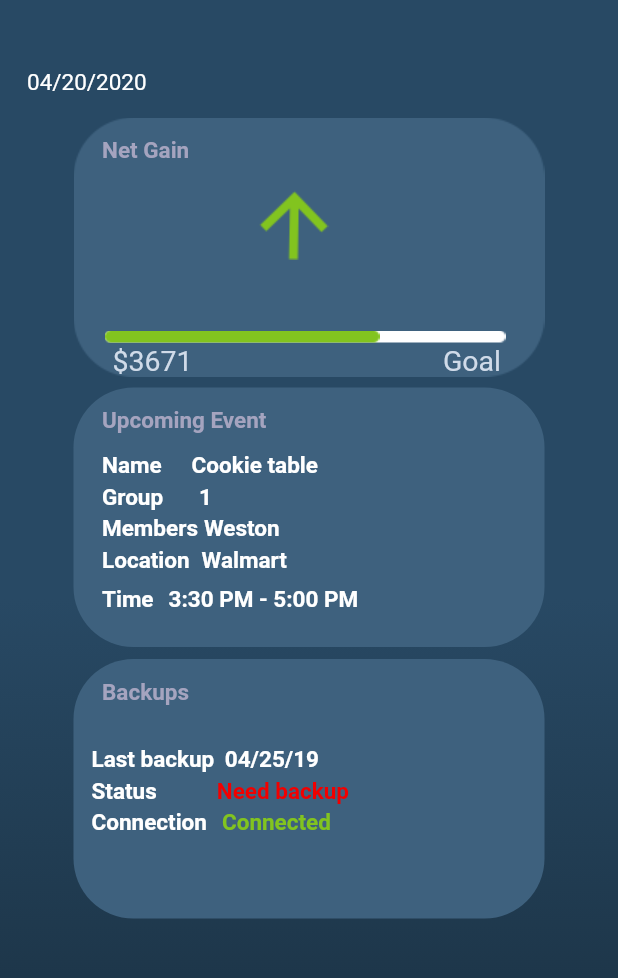
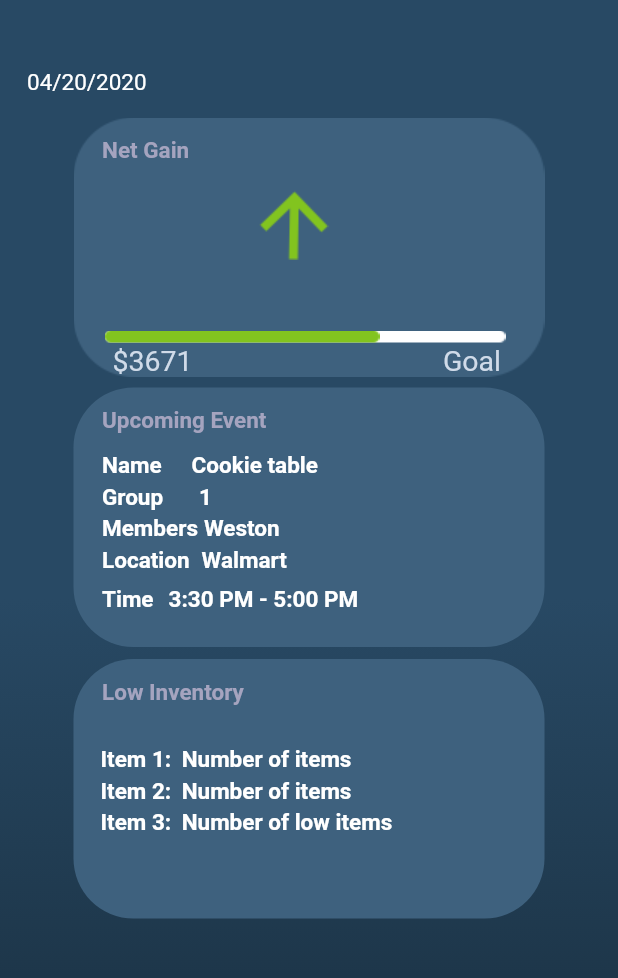
Before and after one commit to DKGMarine/capstoneproject, a Flutter app: the DashboardScreen screen opened by its route, on a phone screen of 412 x 824 dp, the part 61-1039 px from its top. Run offline on Flutter 3.47's test engine with Material 2 defaults, Android fonts, the phone set to English and light mode, and no system bars; our stand-ins replace fluttertoast, table_calendar; network calls fail; Roboto replaces fonts that are missing (Source Sans Pro).

Commit message:
Connected to backend and received data on events and groups pages. Made changes to dashboard page.

```diff
--- a/lib/screens/dashboard_screen.dart
+++ b/lib/screens/dashboard_screen.dart
@@ -25,9 +25,8 @@ class Album{ // change this to parse what data you need
 
 Future<Album> createAlbum(String ID) async {
 
-
   // trying to connect to database here
-  ID = '167';
+  ID = '25275';
   final http.Response response = await http.post(
       'https://capstoneproject-271322.appspot.com/overview', // change this to what page you are requesting data from
 
@@ -39,13 +38,11 @@ Future<Album> createAlbum(String ID) async {
 
   );
 
-
-  print(ID);
   if (response.statusCode == 200) {
     // If the server did return a 200 CREATED response,
     // then parse the JSON.
 
-    print(Album.fromJson(json.decode(response.body)));
+    print(json.decode(response.body));
     try{
 
       return Album.fromJson(json.decode(response.body));
@@ -515,7 +512,7 @@ class DashboardScreen extends StatelessWidget {
                                   Container(
                                     margin: EdgeInsets.only(left: 19, top: 13),
                                     child: Text(
-                                      "Backups",
+                                      "Low Inventory",
                                       textAlign: TextAlign.left,
                                       style: TextStyle(
                                         color: AppColors.accentText,
@@ -529,14 +526,14 @@ class DashboardScreen extends StatelessWidget {
                                   Container(
                                     width: 200,
                                     height: 21,
-                                    margin: EdgeInsets.only(left: 12),
+                                    margin: EdgeInsets.only(left: 18),
                                     child: Row(
                                       crossAxisAlignment: CrossAxisAlignment.center,
                                       children: [
                                         Align(
                                           alignment: Alignment.bottomLeft,
                                           child: Text(
-                                            "Last backup",
+                                            "Item 1:",
                                             textAlign: TextAlign.left,
                                             style: TextStyle(
                                               color: AppColors.primaryText,
@@ -551,7 +548,7 @@ class DashboardScreen extends StatelessWidget {
                                           child: Container(
                                             margin: EdgeInsets.only(left: 7),
                                             child: Text(
-                                              "04/25/19",
+                                              "Number of items",
                                               textAlign: TextAlign.left,
                                               style: TextStyle(
                                                 color: AppColors.primaryText,
@@ -566,16 +563,16 @@ class DashboardScreen extends StatelessWidget {
                                     ),
                                   ),
                                   Container(
-                                    width: 173,
+                                    width: 200,
                                     height: 21,
-                                    margin: EdgeInsets.only(left: 12),
+                                    margin: EdgeInsets.only(left: 18,),
                                     child: Row(
                                       crossAxisAlignment: CrossAxisAlignment.center,
                                       children: [
                                         Align(
                                           alignment: Alignment.bottomLeft,
                                           child: Text(
-                                            "Status",
+                                            "Item 2:",
                                             textAlign: TextAlign.left,
                                             style: TextStyle(
                                               color: AppColors.primaryText,
@@ -588,12 +585,12 @@ class DashboardScreen extends StatelessWidget {
                                         Align(
                                           alignment: Alignment.bottomLeft,
                                           child: Container(
-                                            margin: EdgeInsets.only(left: 40),
+                                            margin: EdgeInsets.only(left: 7),
                                             child: Text(
-                                              "Need backup",
+                                              "Number of items",
                                               textAlign: TextAlign.left,
                                               style: TextStyle(
-                                                color: Color.fromARGB(255, 242, 0, 0),
+                                                color: AppColors.primaryText,
                                                 fontFamily: "Source Sans Pro",
                                                 fontWeight: FontWeight.w700,
                                                 fontSize: 15,
@@ -605,16 +602,16 @@ class DashboardScreen extends StatelessWidget {
                                     ),
                                   ),
                                   Container(
-                                    width: 160,
+                                    width: 240,
                                     height: 21,
-                                    margin: EdgeInsets.only(left: 12, bottom: 55),
+                                    margin: EdgeInsets.only(left: 18, bottom: 55),
                                     child: Row(
                                       crossAxisAlignment: CrossAxisAlignment.center,
                                       children: [
                                         Align(
                                           alignment: Alignment.bottomLeft,
                                           child: Text(
-                                            "Connection",
+                                            "Item 3:",
                                             textAlign: TextAlign.left,
                                             style: TextStyle(
                                               color: AppColors.primaryText,
@@ -627,12 +624,12 @@ class DashboardScreen extends StatelessWidget {
                                         Align(
                                           alignment: Alignment.bottomLeft,
                                           child: Container(
-                                            margin: EdgeInsets.only(left: 10),
+                                            margin: EdgeInsets.only(left: 7),
                                             child: Text(
-                                              "Connected",
+                                              "Number of low items",
                                               textAlign: TextAlign.left,
                                               style: TextStyle(
-                                                color: AppColors.secondaryText,
+                                                color: AppColors.primaryText,
                                                 fontFamily: "Source Sans Pro",
                                                 fontWeight: FontWeight.w700,
                                                 fontSize: 15,
```
Also changed, not shown: lib/screens/events_screen.dart (+12 -1 lines), lib/screens/groups_screen.dart (+9 -1 lines).
